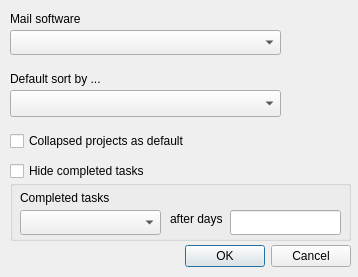
Above: preferencesdialog.ui from menzzana/ZDoList before the change. Below: the same form after it.
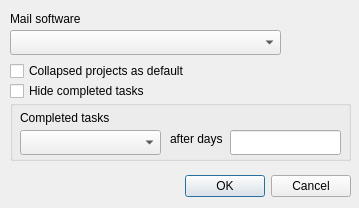
That is the form after the change.

Commit message: added sort order by direct access

Patch:
```diff
--- a/preferencesdialog.ui
+++ b/preferencesdialog.ui
@@ -6,8 +6,8 @@
    <rect>
     <x>0</x>
     <y>0</y>
-    <width>358</width>
-    <height>277</height>
+    <width>359</width>
+    <height>208</height>
    </rect>
   </property>
   <property name="windowTitle">
@@ -17,7 +17,7 @@
    <property name="geometry">
     <rect>
      <x>10</x>
-     <y>240</y>
+     <y>170</y>
      <width>341</width>
      <height>32</height>
     </rect>
@@ -59,7 +59,7 @@
    <property name="geometry">
     <rect>
      <x>10</x>
-     <y>180</y>
+     <y>100</y>
      <width>341</width>
      <height>61</height>
     </rect>
@@ -120,34 +120,11 @@
     </property>
    </widget>
   </widget>
-  <widget class="QLabel" name="label_4">
-   <property name="geometry">
-    <rect>
-     <x>10</x>
-     <y>70</y>
-     <width>111</width>
-     <height>17</height>
-    </rect>
-   </property>
-   <property name="text">
-    <string>Default sort by ...</string>
-   </property>
-  </widget>
-  <widget class="QComboBox" name="comboBox_3">
-   <property name="geometry">
-    <rect>
-     <x>10</x>
-     <y>90</y>
-     <width>271</width>
-     <height>27</height>
-    </rect>
-   </property>
-  </widget>
   <widget class="QCheckBox" name="checkBox_3">
    <property name="geometry">
     <rect>
      <x>10</x>
-     <y>130</y>
+     <y>60</y>
      <width>201</width>
      <height>22</height>
     </rect>
@@ -160,7 +137,7 @@
    <property name="geometry">
     <rect>
      <x>10</x>
-     <y>160</y>
+     <y>80</y>
      <width>231</width>
      <height>22</height>
     </rect>
```
The commit also changes 5 other files.
